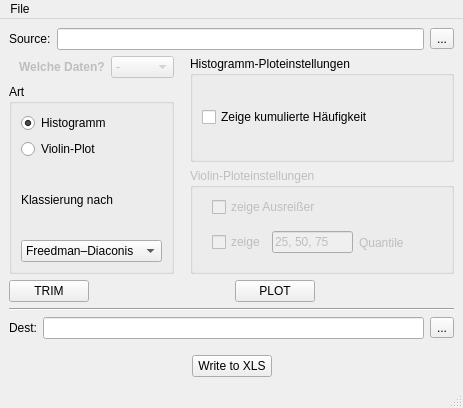
First picture: the form in gui/gui.ui, repository lhalb/gfmanager, before the edit.
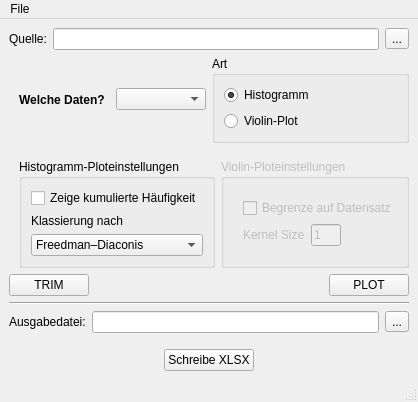
Second picture: the form after the edit.

Commit message: Programmerweiterung - Änderungen an UI - Implementierung Violinplot-Kernelsize und -Datenbegrenzung - Behebung eines Fehlers, bei dem das TRIM-Fenster abstürzt - Implementierung Auswahl zu plottende Daten - Beginn Umbau iconbasierte GUI

```diff
--- a/gui/gui.ui
+++ b/gui/gui.ui
@@ -6,8 +6,8 @@
    <rect>
     <x>0</x>
     <y>0</y>
-    <width>463</width>
-    <height>408</height>
+    <width>379</width>
+    <height>386</height>
    </rect>
   </property>
   <property name="windowTitle">
@@ -20,7 +20,7 @@
       <item>
        <widget class="QLabel" name="label">
         <property name="text">
-         <string>Source:</string>
+         <string>Quelle:</string>
         </property>
        </widget>
       </item>
@@ -37,12 +37,15 @@
      </layout>
     </item>
     <item>
-     <layout class="QHBoxLayout" name="horizontalLayout_6">
+     <layout class="QVBoxLayout" name="verticalLayout_7">
       <item>
-       <layout class="QVBoxLayout" name="verticalLayout_7">
+       <layout class="QHBoxLayout" name="horizontalLayout_8">
         <property name="leftMargin">
          <number>0</number>
         </property>
+        <property name="bottomMargin">
+         <number>10</number>
+        </property>
         <item>
          <layout class="QHBoxLayout" name="horizontalLayout_5">
           <property name="leftMargin">
@@ -51,7 +54,7 @@
           <item>
            <widget class="QLabel" name="label_5">
             <property name="enabled">
-             <bool>false</bool>
+             <bool>true</bool>
             </property>
             <property name="font">
              <font>
@@ -68,7 +71,7 @@
           <item>
            <widget class="QComboBox" name="cb_plotchoice">
             <property name="enabled">
-             <bool>false</bool>
+             <bool>true</bool>
             </property>
             <property name="autoFillBackground">
              <bool>true</bool>
@@ -79,11 +82,6 @@
             <property name="frame">
              <bool>true</bool>
             </property>
-            <item>
-             <property name="text">
-              <string>-</string>
-             </property>
-            </item>
            </widget>
           </item>
          </layout>
@@ -111,6 +109,29 @@
              </property>
             </widget>
            </item>
+          </layout>
+         </widget>
+        </item>
+       </layout>
+      </item>
+      <item>
+       <layout class="QHBoxLayout" name="horizontalLayout_6">
+        <property name="leftMargin">
+         <number>10</number>
+        </property>
+        <item>
+         <widget class="QGroupBox" name="gb_histogram">
+          <property name="title">
+           <string>Histogramm-Ploteinstellungen</string>
+          </property>
+          <layout class="QVBoxLayout" name="verticalLayout_2">
+           <item>
+            <widget class="QCheckBox" name="cb_cumulated">
+             <property name="text">
+              <string>Zeige kumulierte Häufigkeit</string>
+             </property>
+            </widget>
+           </item>
            <item>
             <layout class="QVBoxLayout" name="verticalLayout_4">
              <item>
@@ -161,29 +182,6 @@
           </layout>
          </widget>
         </item>
-       </layout>
-      </item>
-      <item>
-       <layout class="QVBoxLayout" name="verticalLayout_8">
-        <property name="leftMargin">
-         <number>10</number>
-        </property>
-        <item>
-         <widget class="QGroupBox" name="gb_histogram">
-          <property name="title">
-           <string>Histogramm-Ploteinstellungen</string>
-          </property>
-          <layout class="QVBoxLayout" name="verticalLayout_2">
-           <item>
-            <widget class="QCheckBox" name="cb_cumulated">
-             <property name="text">
-              <string>Zeige kumulierte Häufigkeit</string>
-             </property>
-            </widget>
-           </item>
-          </layout>
-         </widget>
-        </item>
         <item>
          <widget class="QGroupBox" name="gb_violine">
           <property name="enabled">
@@ -201,47 +199,43 @@
              <item>
               <widget class="QCheckBox" name="cb_outliner">
                <property name="text">
-                <string>zeige Ausreißer</string>
+                <string>Begrenze auf Datensatz</string>
                </property>
               </widget>
              </item>
              <item>
               <layout class="QHBoxLayout" name="horizontalLayout_7">
+               <property name="topMargin">
+                <number>0</number>
+               </property>
                <item>
-                <widget class="QCheckBox" name="cb_quantile">
-                 <property name="text">
-                  <string>zeige</string>
-                 </property>
-                </widget>
-               </item>
-               <item>
-                <widget class="QLineEdit" name="txt_quantile">
+                <widget class="QLabel" name="label_4">
                  <property name="sizePolicy">
-                  <sizepolicy hsizetype="Minimum" vsizetype="Fixed">
+                  <sizepolicy hsizetype="Minimum" vsizetype="Minimum">
                    <horstretch>0</horstretch>
                    <verstretch>0</verstretch>
                   </sizepolicy>
                  </property>
+                 <property name="text">
+                  <string>Kernel Size</string>
+                 </property>
+                </widget>
+               </item>
+               <item>
+                <widget class="QLineEdit" name="txt_bw">
                  <property name="maximumSize">
                   <size>
-                   <width>81</width>
+                   <width>30</width>
                    <height>16777215</height>
                   </size>
                  </property>
                  <property name="text">
-                  <string>25, 50, 75</string>
+                  <string>1</string>
                  </property>
                 </widget>
                </item>
                <item>
-                <widget class="QLabel" name="label_4">
-                 <property name="text">
-                  <string>Quantile</string>
-                 </property>
-                </widget>
-               </item>
-               <item>
-                <spacer name="horizontalSpacer_6">
+                <spacer name="horizontalSpacer_2">
                  <property name="orientation">
                   <enum>Qt::Horizontal</enum>
                  </property>
@@ -296,19 +290,6 @@
         </property>
        </widget>
       </item>
-      <item>
-       <spacer name="horizontalSpacer_2">
-        <property name="orientation">
-         <enum>Qt::Horizontal</enum>
-        </property>
-        <property name="sizeHint" stdset="0">
-         <size>
-          <width>40</width>
-          <height>20</height>
-         </size>
-        </property>
-       </spacer>
-      </item>
      </layout>
     </item>
     <item>
@@ -323,7 +304,7 @@
       <item>
        <widget class="QLabel" name="label_2">
         <property name="text">
-         <string>Dest:</string>
+         <string>Ausgabedatei:</string>
         </property>
        </widget>
       </item>
@@ -360,7 +341,7 @@
       <item>
        <widget class="QPushButton" name="but_save_data">
         <property name="text">
-         <string>Write to XLS</string>
+         <string>Schreibe XLSX</string>
         </property>
        </widget>
       </item>
@@ -386,7 +367,7 @@
     <rect>
      <x>0</x>
      <y>0</y>
-     <width>463</width>
+     <width>379</width>
      <height>21</height>
     </rect>
    </property>
```
Left out of the diff: 2 changed lines with no effect on the pictures. The commit also changes 4 other files.
